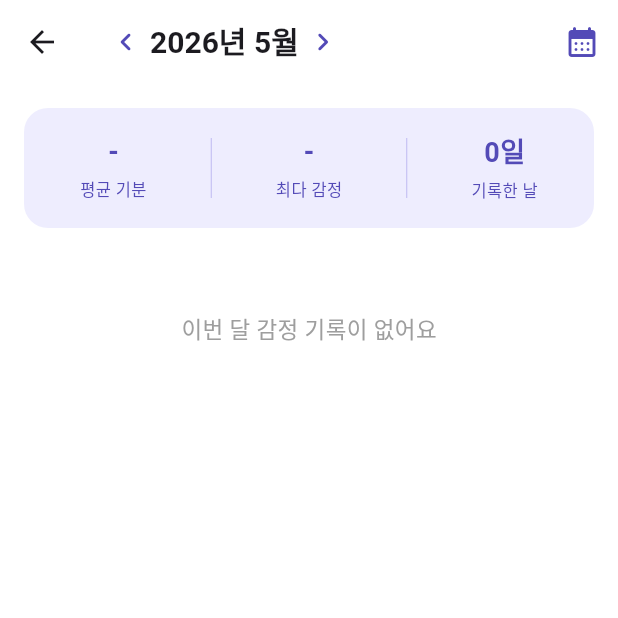
After one commit to JunHyeongChoii/Emolog, a Flutter app: the MonthlyEmotionScreen screen opened directly, after a tap on the "chevron left" icon, after a tap on the "chevron right" icon, after a tap on the "list" icon, on a phone screen of 412 x 824 dp, the top half of it. The commit adds this screen. Run offline on Flutter 3.47's test engine with Material 3 defaults, Android fonts, the phone set to English and light mode, and no system bars; our stand-ins replace hive, hive_flutter; accounts and stored records are empty.

Commit message:
feat : 월별 감정기록 통계화면

```diff
--- a/lib/screens/home_screen.dart
+++ b/lib/screens/home_screen.dart
@@ -1,3 +1,4 @@
+import 'monthly_emotion_screen.dart';
 import 'package:flutter/material.dart';
 import 'package:hive_flutter/hive_flutter.dart';
 import '../models/emotion_entry.dart';
@@ -50,7 +51,12 @@ class HomeScreen extends StatelessWidget {
         actions: [
           IconButton(
             icon: const Icon(Icons.bar_chart_rounded),
-            onPressed: () {},
+            onPressed: () => Navigator.push(
+              context,
+              MaterialPageRoute(
+                builder: (_) => const MonthlyEmotionScreen(),
+              ),
+            ),
           ),
         ],
       ),
--- /dev/null
+++ b/lib/screens/monthly_emotion_screen.dart
@@ -0,0 +1,477 @@
+import 'package:flutter/material.dart';
+import 'package:hive_flutter/hive_flutter.dart';
+import '../models/emotion_entry.dart';
+import 'detail_emotion_screen.dart';
+
+class MonthlyEmotionScreen extends StatefulWidget {
+  const MonthlyEmotionScreen({super.key});
+
+  @override
+  State<MonthlyEmotionScreen> createState() => _MonthlyEmotionScreenState();
+}
+
+class _MonthlyEmotionScreenState extends State<MonthlyEmotionScreen> {
+  late int _year;
+  late int _month;
+  bool _isCalendarView = true; // true: 캘린더뷰, false: 리스트뷰
+
+  @override
+  void initState() {
+    super.initState();
+    final now = DateTime.now();
+    _year = now.year;
+    _month = now.month;
+  }
+
+  void _prevMonth() {
+    setState(() {
+      if (_month == 1) { _month = 12; _year--; }
+      else { _month--; }
+    });
+  }
+
+  void _nextMonth() {
+    setState(() {
+      if (_month == 12) { _month = 1; _year++; }
+      else { _month++; }
+    });
+  }
+
+  String get _monthPrefix =>
+      '$_year-${_month.toString().padLeft(2, '0')}';
+
+  final List<String> _weekdayLabels = ['월', '화', '수', '목', '금', '토', '일'];
+
+  // 해당 월 첫날 요일 (월=0 ~ 일=6)
+  int _firstWeekday() {
+    final first = DateTime(_year, _month, 1);
+    return first.weekday - 1;
+  }
+
+  // 해당 월 마지막 날
+  int _lastDay() {
+    return DateTime(_year, _month + 1, 0).day;
+  }
+
+  String _dateStr(int day) =>
+      '$_year-${_month.toString().padLeft(2, '0')}-${day.toString().padLeft(2, '0')}';
+
+  @override
+  Widget build(BuildContext context) {
+    return Scaffold(
+      backgroundColor: Colors.white,
+      appBar: AppBar(
+        backgroundColor: Colors.white,
+        title: Row(
+          children: [
+            GestureDetector(
+              onTap: _prevMonth,
+              child: const Icon(Icons.chevron_left_rounded,
+                  color: Color(0xFF534AB7)),
+            ),
+            const SizedBox(width: 4),
+            Text(
+              '$_year년 $_month월',
+              style: const TextStyle(
+                  fontWeight: FontWeight.bold, fontSize: 20),
+            ),
+            const SizedBox(width: 4),
+            GestureDetector(
+              onTap: _nextMonth,
+              child: const Icon(Icons.chevron_right_rounded,
+                  color: Color(0xFF534AB7)),
+            ),
+          ],
+        ),
+        actions: [
+          // 캘린더/리스트 뷰 전환
+          IconButton(
+            icon: Icon(
+              _isCalendarView
+                  ? Icons.list_rounded
+                  : Icons.calendar_month_rounded,
+              color: const Color(0xFF534AB7),
+            ),
+            onPressed: () =>
+                setState(() => _isCalendarView = !_isCalendarView),
+          ),
+        ],
+      ),
+      body: ValueListenableBuilder(
+        valueListenable: Hive.box<EmotionEntry>('emotions').listenable(),
+        builder: (context, box, _) {
+          // 해당 월 기록 필터링
+          final entries = box.values
+              .where((e) => e.date.startsWith(_monthPrefix))
+              .toList()
+            ..sort((a, b) => a.date.compareTo(b.date));
+
+          // 날짜별 Map
+          final Map<String, EmotionEntry> entryMap = {};
+          for (var e in entries) {
+            entryMap[e.date] = e;
+          }
+
+          // 실제 기록된 항목 (isEmpty 제외)
+          final recorded =
+              entries.where((e) => !e.isEmpty).toList();
+
+          // 평균 점수
+          final avgScore = recorded.isEmpty
+              ? 0.0
+              : recorded.fold(0, (sum, e) => sum + e.score) /
+                  recorded.length;
+
+          // 감정별 횟수
+          final Map<int, int> scoreCounts = {};
+          for (var e in recorded) {
+            scoreCounts[e.score] = (scoreCounts[e.score] ?? 0) + 1;
+          }
+
+          // 최다 감정
+          String topEmoji = '-';
+          if (scoreCounts.isNotEmpty) {
+            final topScore = scoreCounts.entries
+                .reduce((a, b) => a.value >= b.value ? a : b)
+                .key;
+            const emojis = ['', '😢', '😔', '😐', '😊', '😄'];
+            topEmoji = emojis[topScore];
+          }
+
+          return SingleChildScrollView(
+            padding: const EdgeInsets.all(16),
+            child: Column(
+              crossAxisAlignment: CrossAxisAlignment.start,
+              children: [
+
+                // 요약 카드
+                Container(
+                  padding: const EdgeInsets.all(16),
+                  decoration: BoxDecoration(
+                    color: const Color(0xFFEEEDFE),
+                    borderRadius: BorderRadius.circular(16),
+                  ),
+                  child: Row(
+                    mainAxisAlignment: MainAxisAlignment.spaceAround,
+                    children: [
+                      _summaryItem(
+                          '평균 기분',
+                          avgScore == 0
+                              ? '-'
+                              : avgScore.toStringAsFixed(1),
+                          const Color(0xFF534AB7)),
+                      Container(
+                          width: 0.5,
+                          height: 40,
+                          color: const Color(0xFFAFA9EC)),
+                      _summaryItem('최다 감정', topEmoji,
+                          const Color(0xFF534AB7)),
+                      Container(
+                          width: 0.5,
+                          height: 40,
+                          color: const Color(0xFFAFA9EC)),
+                      _summaryItem('기록한 날', '${recorded.length}일',
+                          const Color(0xFF534AB7)),
+                    ],
+                  ),
+                ),
+
+                const SizedBox(height: 16),
+
+                // 감정별 횟수
+                if (recorded.isNotEmpty) ...[
+                  const Text('감정별 횟수',
+                      style: TextStyle(
+                          fontSize: 13,
+                          fontWeight: FontWeight.w500,
+                          color: Colors.grey)),
+                  const SizedBox(height: 8),
+                  Row(
+                    children: [
+                      _emotionChip('😢', scoreCounts[1] ?? 0),
+                      const SizedBox(width: 6),
+                      _emotionChip('😔', scoreCounts[2] ?? 0),
+                      const SizedBox(width: 6),
+                      _emotionChip('😐', scoreCounts[3] ?? 0),
+                      const SizedBox(width: 6),
+                      _emotionChip('😊', scoreCounts[4] ?? 0),
+                      const SizedBox(width: 6),
+                      _emotionChip('😄', scoreCounts[5] ?? 0),
+                    ],
+                  ),
+                  const SizedBox(height: 16),
+                ],
+
+                // 캘린더 뷰 / 리스트 뷰 전환
+                if (_isCalendarView)
+                  _buildCalendar(entryMap)
+                else
+                  _buildList(entries),
+              ],
+            ),
+          );
+        },
+      ),
+    );
+  }
+
+  // 캘린더 뷰
+  Widget _buildCalendar(Map<String, EmotionEntry> entryMap) {
+    final firstWeekday = _firstWeekday();
+    final lastDay = _lastDay();
+
+    return Column(
+      crossAxisAlignment: CrossAxisAlignment.start,
+      children: [
+        const Text('이달 기록',
+            style: TextStyle(
+                fontSize: 13,
+                fontWeight: FontWeight.w500,
+                color: Colors.grey)),
+        const SizedBox(height: 8),
+
+        // 요일 헤더
+        Row(
+          children: _weekdayLabels.map((d) => Expanded(
+            child: Center(
+              child: Text(
+                d,
+                style: TextStyle(
+                  fontSize: 11,
+                  fontWeight: FontWeight.w500,
+                  color: d == '토'
+                      ? Colors.blue.shade400
+                      : d == '일'
+                          ? Colors.red.shade400
+                          : Colors.grey,
+                ),
+              ),
+            ),
+          )).toList(),
+        ),
+        const SizedBox(height: 6),
+
+        // 날짜 그리드
+        GridView.builder(
+          shrinkWrap: true,
+          physics: const NeverScrollableScrollPhysics(),
+          gridDelegate: const SliverGridDelegateWithFixedCrossAxisCount(
+            crossAxisCount: 7,
+            childAspectRatio: 0.85,
+          ),
+          itemCount: firstWeekday + lastDay,
+          itemBuilder: (context, index) {
+            if (index < firstWeekday) return const SizedBox();
+
+            final day = index - firstWeekday + 1;
+            final dateStr = _dateStr(day);
+            final entry = entryMap[dateStr];
+            final isToday = dateStr ==
+                '${DateTime.now().year}-${DateTime.now().month.toString().padLeft(2, '0')}-${DateTime.now().day.toString().padLeft(2, '0')}';
+
+            return GestureDetector(
+              onTap: entry != null
+                  ? () => Navigator.push(
+                        context,
+                        MaterialPageRoute(
+                          builder: (_) =>
+                              DetailEmotionScreen(entry: entry),
+                        ),
+                      )
+                  : null,
+              child: Container(
+                margin: const EdgeInsets.all(2),
+                decoration: BoxDecoration(
+                  color: entry != null && !entry.isEmpty
+                      ? const Color(0xFFF8F8FC)
+                      : Colors.transparent,
+                  borderRadius: BorderRadius.circular(8),
+                  border: isToday
+                      ? Border.all(
+                          color: const Color(0xFF534AB7), width: 1.5)
+                      : null,
+                ),
+                child: Column(
+                  mainAxisAlignment: MainAxisAlignment.center,
+                  children: [
+                    if (entry != null && !entry.isEmpty)
+                      Text(entry.emoji,
+                          style: const TextStyle(fontSize: 16))
+                    else
+                      const SizedBox(height: 16),
+                    const SizedBox(height: 2),
+                    Text(
+                      '$day',
+                      style: TextStyle(
+                        fontSize: 10,
+                        color: isToday
+                            ? const Color(0xFF534AB7)
+                            : Colors.grey,
+                        fontWeight: isToday
+                            ? FontWeight.bold
+                            : FontWeight.normal,
+                      ),
+                    ),
+                  ],
+                ),
+              ),
+            );
+          },
+        ),
+      ],
+    );
+  }
+
+  // 리스트 뷰
+  Widget _buildList(List<EmotionEntry> entries) {
+    final filtered =
+        entries.where((e) => !e.isEmpty).toList().reversed.toList();
+
+    if (filtered.isEmpty) {
+      return const Center(
+        child: Padding(
+          padding: EdgeInsets.symmetric(vertical: 40),
+          child: Text(
+            '이번 달 감정 기록이 없어요',
+            style: TextStyle(fontSize: 15, color: Colors.grey),
+          ),
+        ),
+      );
+    }
+
+    return Column(
+      children: filtered.map((entry) {
+        final parts = entry.date.split('-');
+        final dt = DateTime(
+          int.parse(parts[0]),
+          int.parse(parts[1]),
+          int.parse(parts[2]),
+        );
+        final weekdays = ['월', '화', '수', '목', '금', '토', '일'];
+        final weekday = weekdays[dt.weekday - 1];
+
+        return GestureDetector(
+          onTap: () => Navigator.push(
+            context,
+            MaterialPageRoute(
+              builder: (_) => DetailEmotionScreen(entry: entry),
+            ),
+          ),
+          child: Container(
+            margin: const EdgeInsets.only(bottom: 10),
+            padding: const EdgeInsets.all(14),
+            decoration: BoxDecoration(
+              color: const Color(0xFFF8F8FC),
+              borderRadius: BorderRadius.circular(14),
+            ),
+            child: Row(
+              children: [
+                // 날짜
+                Column(
+                  children: [
+                    Text(
+                      '${parts[2]}',
+                      style: const TextStyle(
+                        fontSize: 20,
+                        fontWeight: FontWeight.bold,
+                        color: Color(0xFF534AB7),
+                      ),
+                    ),
+                    Text(
+                      weekday,
+                      style: const TextStyle(
+                          fontSize: 11, color: Colors.grey),
+                    ),
+                  ],
+                ),
+                const SizedBox(width: 14),
+
+                // 이모지
+                Text(entry.emoji,
+                    style: const TextStyle(fontSize: 30)),
+                const SizedBox(width: 12),
+
+                // 점수 + 메모
+                Expanded(
+                  child: Column(
+                    crossAxisAlignment: CrossAxisAlignment.start,
+                    children: [
+                      Row(
+                        children: List.generate(5, (i) => Container(
+                          width: 8,
+                          height: 8,
+                          margin: const EdgeInsets.only(right: 3),
+                          decoration: BoxDecoration(
+                            shape: BoxShape.circle,
+                            color: i < entry.score
+                                ? const Color(0xFF534AB7)
+                                : Colors.grey.shade300,
+                          ),
+                        )),
+                      ),
+                      const SizedBox(height: 4),
+                      Text(
+                        entry.memo.isEmpty ? '메모 없음' : entry.memo,
+                        style: TextStyle(
+                          fontSize: 13,
+                          color: entry.memo.isEmpty
+                              ? Colors.grey
+                              : Colors.black87,
+                        ),
+                      ),
+                    ],
+                  ),
+                ),
+
+                // 일기 아이콘
+                if (entry.diary.isNotEmpty)
+                  const Icon(Icons.edit_note_rounded,
+                      size: 16, color: Color(0xFF534AB7)),
+              ],
+            ),
+          ),
+        );
+      }).toList(),
+    );
+  }
+
+  Widget _summaryItem(String label, String value, Color color) {
+    return Column(
+      children: [
+        Text(
+          value,
+          style: TextStyle(
+            fontSize: 18,
+            fontWeight: FontWeight.bold,
+            color: color,
+          ),
+        ),
+        const SizedBox(height: 4),
+        Text(label,
+            style: const TextStyle(
+                fontSize: 11, color: Color(0xFF534AB7))),
+      ],
+    );
+  }
+
+  Widget _emotionChip(String emoji, int count) {
+    return Expanded(
+      child: Container(
+        padding: const EdgeInsets.symmetric(vertical: 6),
+        decoration: BoxDecoration(
+          color: const Color(0xFFF8F8FC),
+          borderRadius: BorderRadius.circular(10),
+        ),
+        child: Column(
+          children: [
+            Text(emoji, style: const TextStyle(fontSize: 18)),
+            const SizedBox(height: 2),
+            Text('$count회',
+                style: const TextStyle(
+                    fontSize: 10, color: Colors.grey)),
+          ],
+        ),
+      ),
+    );
+  }
+}
```
